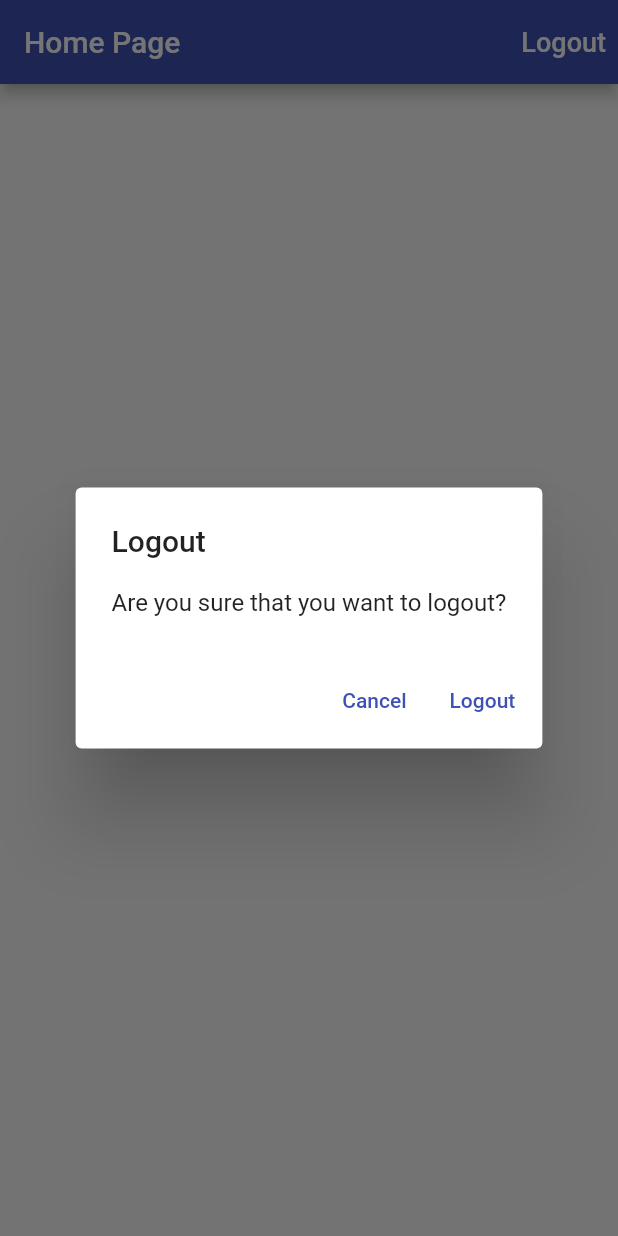
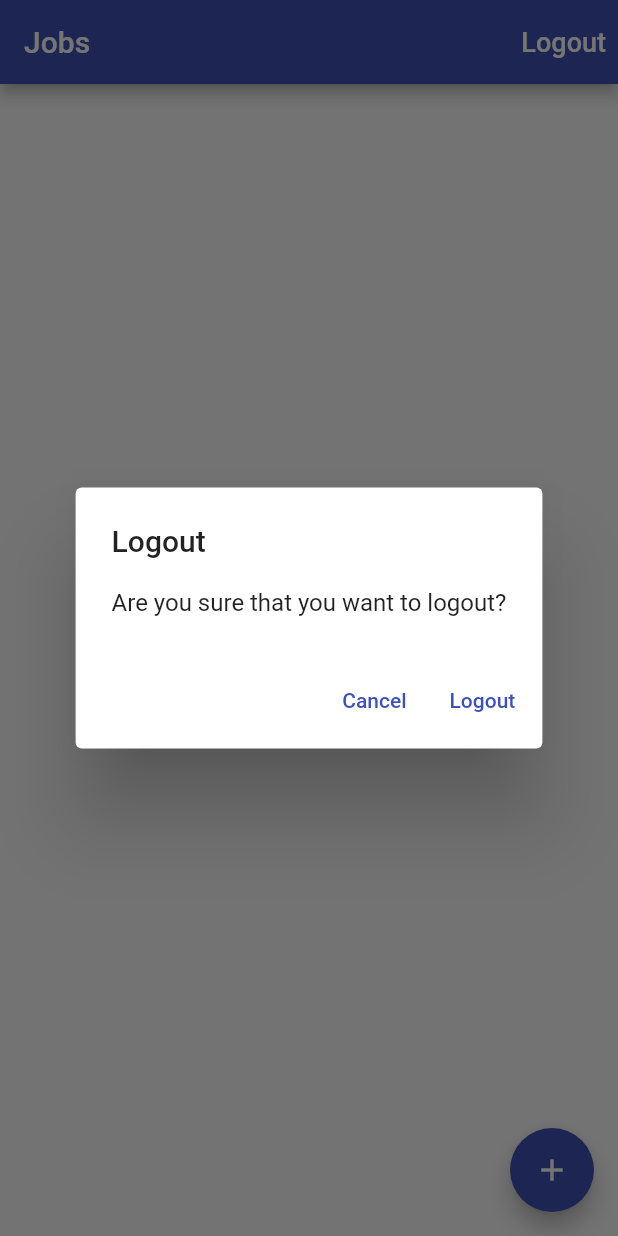
Before and after one commit to crmoraes/time_tracker_flutter_course, a Flutter app: the screen it shows once a user with an empty profile is signed in, after a tap on "Logout", on a phone screen of 412 x 824 dp. Run offline on Flutter 3.47's test engine with Material 2 defaults, Android fonts, the phone set to English and light mode, and no system bars; our stand-ins replace cloud_firestore, firebase_auth, firebase_core, google_sign_in; missing offline and left inert: flutter_login_facebook; accounts and stored records are empty.

Commit message:
Added Cloud FireStore database

```diff
--- /dev/null
+++ b/lib/app/home/jobs_page.dart
@@ -0,0 +1,98 @@
+import 'package:cloud_firestore/cloud_firestore.dart';
+import 'package:flutter/foundation.dart';
+import 'package:flutter/material.dart';
+import 'package:provider/provider.dart';
+import 'package:time_tracker_flutter_course/app/home/models/job.dart';
+import 'package:time_tracker_flutter_course/common_widget/show_alert_dialog.dart';
+import 'package:time_tracker_flutter_course/common_widget/show_exception_alert_dialog.dart';
+import '../../services/auth.dart';
+import '../../services/database.dart';
+
+class JobsPage extends StatelessWidget {
+  const JobsPage({Key? key}) : super(key: key);
+
+  Future<void> _signOut(BuildContext context) async {
+    try {
+      final auth = Provider.of<AuthBase>(context, listen: false);
+      await auth.signOut();
+    } catch (e) {
+      if (kDebugMode) {
+        print(e.toString());
+      }
+    }
+  }
+
+  Future<void> _confirmSignOut(BuildContext context) async {
+    final confirmedSignOut = await showAlertDialog(
+      context,
+      title: 'Logout',
+      content: 'Are you sure that you want to logout?',
+      cancelActionText: 'Cancel',
+      defaultActionText: 'Logout',
+    );
+    if (confirmedSignOut == true) {
+      _signOut(context);
+    }
+  }
+
+  Future<void> _createJob(BuildContext context) async {
+    try {
+      final database = Provider.of<Database>(context, listen: false);
+      await database.createJob(Job(name: 'name', ratePerHour: 10));
+    } on FirebaseException catch (e) {
+      showExceptionAlertDialog(
+        context,
+        title: 'Operation failed',
+        exception: e,
+      );
+    }
+  }
+
+  @override
+  Widget build(BuildContext context) {
+    return Scaffold(
+      appBar: AppBar(
+        title: const Text('Jobs'),
+        actions: <Widget>[
+          TextButton(
+            child: const Text(
+              'Logout',
+              style: TextStyle(
+                fontSize: 18.0,
+                color: Colors.white,
+              ),
+            ),
+            onPressed: () => _confirmSignOut(context),
+          ),
+        ],
+      ),
+      body: _buildContents(context),
+      floatingActionButton: FloatingActionButton(
+        child: const Icon(Icons.add),
+        onPressed: () => _createJob(context),
+      ),
+    );
+  }
+
+  Widget _buildContents(BuildContext context) {
+    final database = Provider.of<Database>(context, listen: false);
+    return StreamBuilder<List<Job?>>(
+      stream: database.jobsStream(),
+      builder: (context, snapshot) {
+        if (snapshot.hasData) {
+          final jobs = snapshot.data;
+          final children = jobs!.map((job) => Text(job!.name)).toList();
+          return ListView(children: children);
+        }
+        if (snapshot.hasError) {
+          return const Center(
+            child: Text('Some Error Occurred'),
+          );
+        }
+        return const Center(
+          child: CircularProgressIndicator(),
+        );
+      },
+    );
+  }
+}
--- /dev/null
+++ b/lib/app/home/models/job.dart
@@ -0,0 +1,23 @@
+
+class Job {
+  Job({required this.name, required this.ratePerHour});
+
+  final String name;
+  final int ratePerHour;
+
+  factory Job.fromMap(Map<String, dynamic> data) {
+    final String name = data['name'];
+    final int ratePerHour = data['ratePerHour'];
+    return Job(
+      name: name,
+      ratePerHour: ratePerHour,
+    );
+  }
+
+  Map<String, dynamic> toMap() {
+    return {
+      'name': name,
+      'ratePerHour': ratePerHour,
+    };
+  }
+}
--- a/lib/app/home_page.dart
+++ /dev/null
@@ -1,52 +0,0 @@
-import 'package:flutter/foundation.dart';
-import 'package:flutter/material.dart';
-import 'package:provider/provider.dart';
-import 'package:time_tracker_flutter_course/common_widget/show_alert_dialog.dart';
-import '../services/auth.dart';
-
-class HomePage extends StatelessWidget {
-  const HomePage({Key? key}) : super(key: key);
-
-  Future<void> _signOut(BuildContext context) async {
-    try {
-      final auth = Provider.of<AuthBase>(context, listen: false);
-      await auth.signOut();
-    } catch (e) {
-      if (kDebugMode) {
-        print(e.toString());
-      }
-    }
-  }
-
-  Future<void> _confirmSignOut(BuildContext context) async {
-    final confirmedSignOut = await showAlertDialog(context, title: 'Logout',
-        content: 'Are you sure that you want to logout?',
-        cancelActionText: 'Cancel',
-        defaultActionText: 'Logout',
-    );
-    if (confirmedSignOut == true) {
-      _signOut(context);
-    }
-  }
-
-  @override
-  Widget build(BuildContext context) {
-    return Scaffold(
-      appBar: AppBar(
-        title: const Text('Home Page'),
-        actions: <Widget>[
-          TextButton(
-            child: const Text(
-              'Logout',
-              style: TextStyle(
-                fontSize: 18.0,
-                color: Colors.white,
-              ),
-            ),
-            onPressed: () => _confirmSignOut(context),
-          ),
-        ],
-      ),
-    );
-  }
-}
--- a/lib/app/landing_page.dart
+++ b/lib/app/landing_page.dart
@@ -1,9 +1,10 @@
 import 'package:firebase_auth/firebase_auth.dart';
 import 'package:flutter/material.dart';
 import 'package:provider/provider.dart';
-import 'package:time_tracker_flutter_course/app/home_page.dart';
+import 'package:time_tracker_flutter_course/app/home/jobs_page.dart';
 import 'package:time_tracker_flutter_course/app/sign_in/sign_in_page.dart';
 import 'package:time_tracker_flutter_course/services/auth.dart';
+import 'package:time_tracker_flutter_course/services/database.dart';
 
 class LandingPage extends StatelessWidget {
   const LandingPage({Key? key}) : super(key: key);
@@ -19,13 +20,14 @@ class LandingPage extends StatelessWidget {
           if (user == null) {
             return SignInPage.create(context);
           }
-          return const HomePage();
+          return Provider<Database>(
+              create: (_) => FirestoreDatabase(uid: user.uid),
+              child: const JobsPage());
         }
         return const Scaffold(
-          body: Center(
-            child: CircularProgressIndicator(),
-          )
-        );
+            body: Center(
+          child: CircularProgressIndicator(),
+        ));
       },
     );
   }
--- /dev/null
+++ b/lib/services/api_path.dart
@@ -0,0 +1,5 @@
+
+class APIPath {
+  static String job(String uid, String jobId) => 'users/$uid/jobs/$jobId';
+  static String jobs(String uid) => 'users/$uid/jobs';
+}
--- /dev/null
+++ b/lib/services/database.dart
@@ -0,0 +1,30 @@
+
+import 'package:time_tracker_flutter_course/app/home/models/job.dart';
+import 'package:time_tracker_flutter_course/services/api_path.dart';
+import 'package:time_tracker_flutter_course/services/firestore_service.dart';
+
+abstract class Database {
+  Future<void> createJob(Job job);
+  Stream<List<Job?>> jobsStream();
+}
+
+class FirestoreDatabase implements Database {
+  FirestoreDatabase({required this.uid});
+  final String uid;
+
+  final _service = FirestoreService.instance;
+
+  @override
+  Future<void> createJob(Job job) => _service.setData(
+    path: APIPath.job(uid, 'job_abc'),
+    data: job.toMap(),
+  );
+
+  @override
+  Stream<List<Job?>> jobsStream() => _service.collectionStream(
+    path: APIPath.jobs(uid),
+    builder: (data) => Job.fromMap(data),
+  );
+
+
+}
--- /dev/null
+++ b/lib/services/firestore_service.dart
@@ -0,0 +1,24 @@
+
+import 'package:cloud_firestore/cloud_firestore.dart';
+
+class FirestoreService {
+  FirestoreService._();
+  static final instance = FirestoreService._();
+
+  Future<void> setData({required String path, required Map<String, dynamic> data}) async {
+    final reference = FirebaseFirestore.instance.doc(path);
+    reference.set(data);
+  }
+
+  Stream<List<T>> collectionStream<T>({
+    required String path,
+    required T Function(Map<String, dynamic> data) builder,
+  }) {
+    final reference = FirebaseFirestore.instance.collection(path);
+    final snapshots = reference.snapshots();
+
+    return snapshots.map((snapshot) => snapshot.docs.map(
+          (snapshot) => builder(snapshot.data()),
+    ).toList());
+  }
+}
--- a/pubspec.yaml
+++ b/pubspec.yaml
@@ -39,6 +39,7 @@ dependencies:
   google_sign_in: 5.2.4
   flutter_login_facebook: 1.4.1
   provider: 6.0.2
+  cloud_firestore: 3.1.11
 
 dev_dependencies:
   flutter_test:
```
Also changed, not shown: lib/app/sign_in/email_sign_in_form_change_notifier.dart (+6 -6 lines), pubspec.lock, 2 other files.
